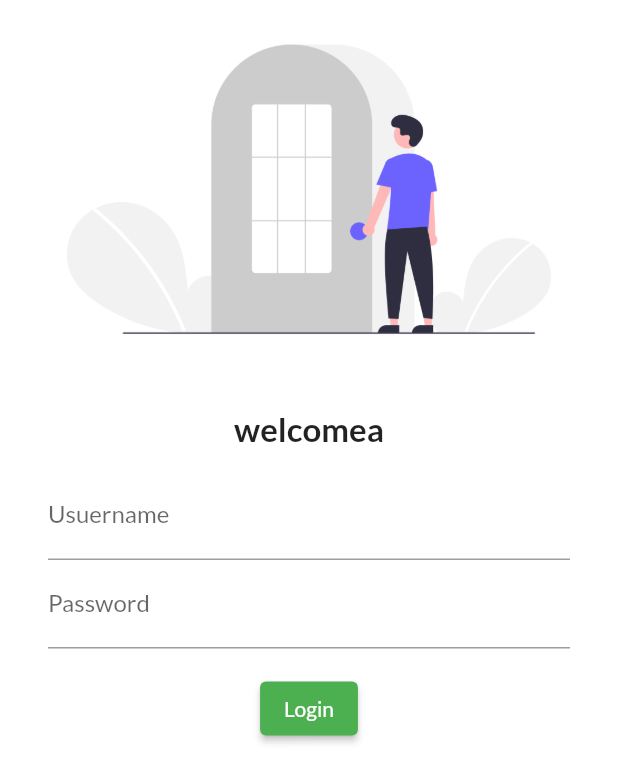
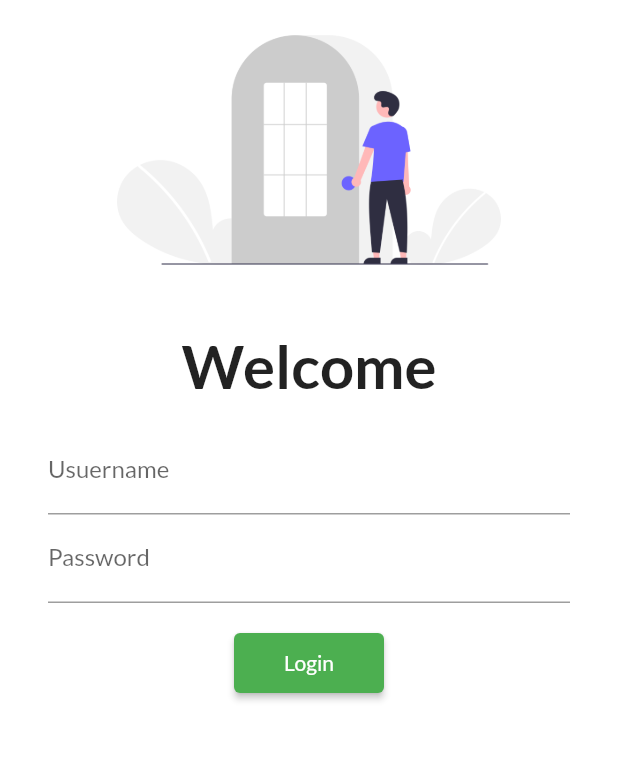
Before and after one commit to tiwarynishant97/FlutterStudy, a Flutter app: the screen it shows after launch, on a phone screen of 412 x 824 dp. Shown: the top 783 px of the screen. Run offline on Flutter 3.47's test engine with Material 2 defaults, Android fonts, the phone set to English and light mode, and no system bars; our stand-ins replace google_fonts.

Commit message:
Day 5 changes

```diff
--- a/lib/main.dart
+++ b/lib/main.dart
@@ -3,6 +3,7 @@ import 'package:google_fonts/google_fonts.dart';
 import 'package:flutter/material.dart';
 import 'pages/home_page.dart';
 import 'pages/login_page.dart';
+import 'utils/routes.dart';
 void main() {
   runApp(MyApp());
 }
@@ -22,7 +23,8 @@ class MyApp extends StatelessWidget {
       ),
       routes: {
         "/" : (context) => LoginPage(),
-        "/login" : (context) => LoginPage(),
+        MyRoutes.homeRoute: (context) => HomePage(),
+        MyRoutes.loginRoute: (context) => LoginPage(),
       },
     );
   }
--- a/lib/pages/login_page.dart
+++ b/lib/pages/login_page.dart
@@ -1,4 +1,5 @@
 import 'package:flutter/material.dart';
+import 'package:new_project/utils/routes.dart';
 
 class LoginPage extends StatelessWidget {
   @override
@@ -10,14 +11,15 @@ class LoginPage extends StatelessWidget {
             Image.asset(
               "assets/images/login_image.png",
               fit: BoxFit.cover,
+              height: 200,
             ),
             SizedBox(
               height: 20.0,
             ),
             Text(
-              "welcomea",
+              "Welcome",
               style: TextStyle(
-                fontSize: 22,
+                fontSize: 40,
                 fontWeight: FontWeight.bold,
               ),
             ),
@@ -44,9 +46,9 @@ class LoginPage extends StatelessWidget {
             ),
             ElevatedButton(
               child: Text("Login"),
-              style: TextButton.styleFrom(),
+              style: TextButton.styleFrom(minimumSize: Size(100, 40)),
               onPressed: () {
-                print("HI NISHANT");
+                Navigator.pushNamed(context, MyRoutes.homeRoute);
               },
             )
           ],
--- /dev/null
+++ b/lib/utils/routes.dart
@@ -0,0 +1,4 @@
+class MyRoutes {
+  static String loginRoute = "/login";
+  static String homeRoute = "/home";
+}
```
